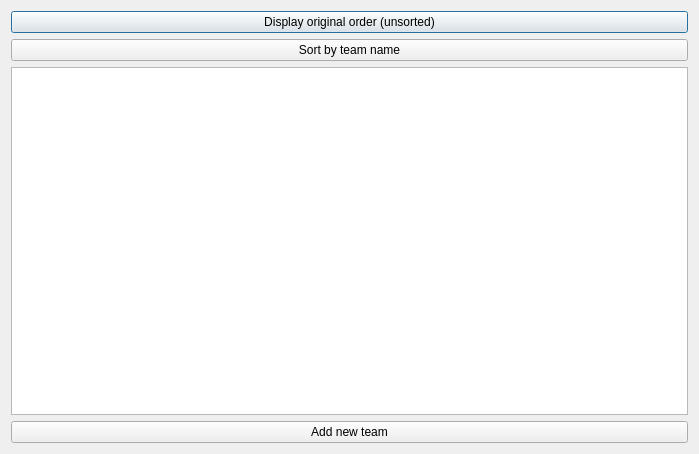
First picture: the form in project-1/desplayteam.ui, repository samshafieha/project-1-football-pamphlet, before the edit.
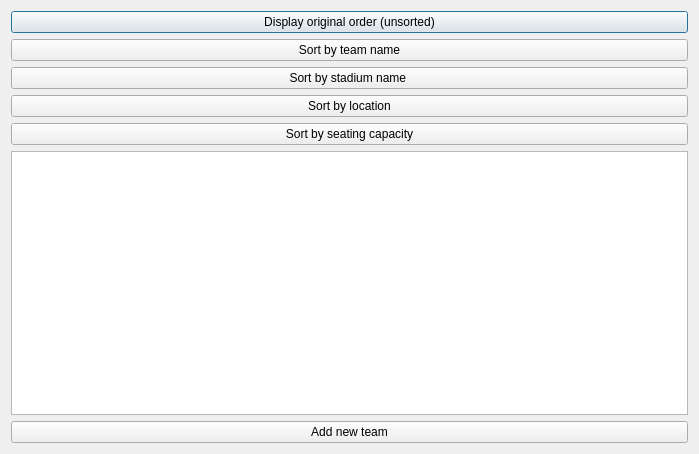
Second picture: the form after the edit.

Commit message:
Sort by team name (#12)
* basic string-based sort algorithm imported

* sorting by string demo implemented

* fixed the sorting algorithm issue

* finished implementing all the sorting features

* displaying total seating capacity added

The edit to the form file:
```diff
--- a/project-1/desplayteam.ui
+++ b/project-1/desplayteam.ui
@@ -28,11 +28,32 @@
      </property>
     </widget>
    </item>
-   <item>
-    <widget class="QTableWidget" name="tableWidget"/>
-   </item>
    <item>
     <widget class="QPushButton" name="pushButton_3">
+     <property name="text">
+      <string>Sort by stadium name </string>
+     </property>
+    </widget>
+   </item>
+   <item>
+    <widget class="QPushButton" name="pushButton_4">
+     <property name="text">
+      <string>Sort by location</string>
+     </property>
+    </widget>
+   </item>
+   <item>
+    <widget class="QPushButton" name="pushButton_5">
+     <property name="text">
+      <string>Sort by seating capacity</string>
+     </property>
+    </widget>
+   </item>
+   <item>
+    <widget class="QTableWidget" name="tableWidget"/>
+   </item>
+   <item>
+    <widget class="QPushButton" name="addButton">
      <property name="text">
       <string>Add new team</string>
      </property>
```
The commit also changes 4 other files.
